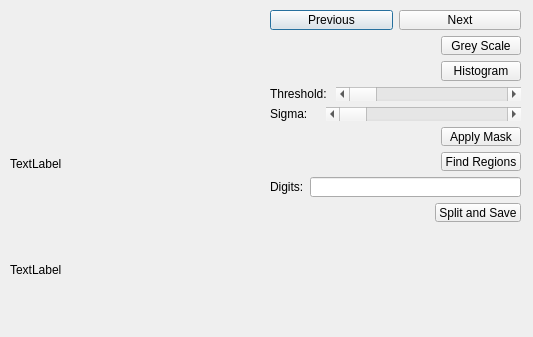
First picture: the form in ProcessKilnImages-dlg.ui, repository bmuth/ProcessKilnImages, before the edit.
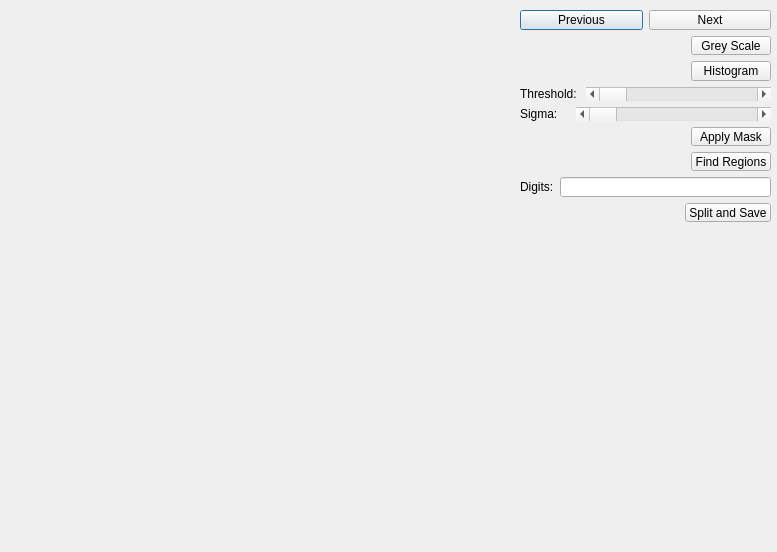
Second picture: the form after the edit.

Commit message: single figure

```diff
--- a/ProcessKilnImages-dlg.ui
+++ b/ProcessKilnImages-dlg.ui
@@ -6,8 +6,8 @@
    <rect>
     <x>0</x>
     <y>0</y>
-    <width>533</width>
-    <height>337</height>
+    <width>777</width>
+    <height>552</height>
    </rect>
   </property>
   <property name="windowTitle">
@@ -18,46 +18,20 @@
     <rect>
      <x>10</x>
      <y>10</y>
-     <width>252</width>
-     <height>310</height>
+     <width>491</width>
+     <height>521</height>
     </rect>
    </property>
    <layout class="QVBoxLayout" name="verticalLayout">
     <item>
-     <widget class="QWidget" name="widgetOriginal" native="true"/>
-    </item>
-    <item>
-     <widget class="QLabel" name="labHistogram">
-      <property name="minimumSize">
-       <size>
-        <width>250</width>
-        <height>100</height>
-       </size>
-      </property>
-      <property name="text">
-       <string>TextLabel</string>
-      </property>
-     </widget>
-    </item>
-    <item>
-     <widget class="QLabel" name="labFinal">
-      <property name="minimumSize">
-       <size>
-        <width>250</width>
-        <height>100</height>
-       </size>
-      </property>
-      <property name="text">
-       <string>TextLabel</string>
-      </property>
-     </widget>
+     <widget class="QWidget" name="widget" native="true"/>
     </item>
    </layout>
   </widget>
   <widget class="QWidget" name="verticalLayoutWidget_2">
    <property name="geometry">
     <rect>
-     <x>270</x>
+     <x>520</x>
      <y>10</y>
      <width>251</width>
      <height>221</height>
```
The commit also changes 2 other files.
